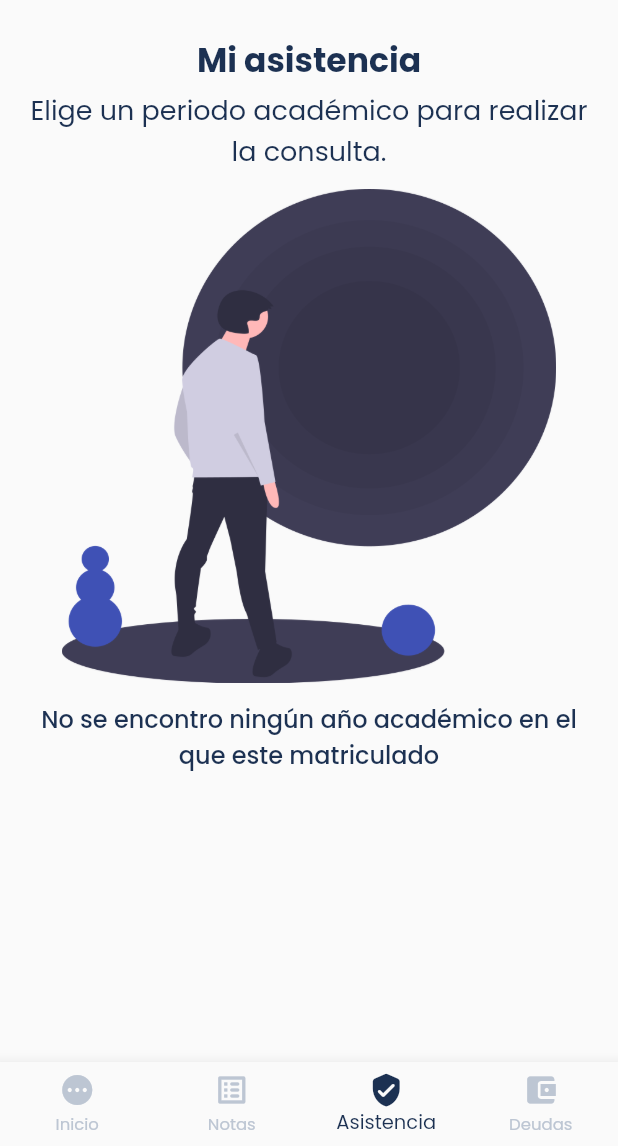
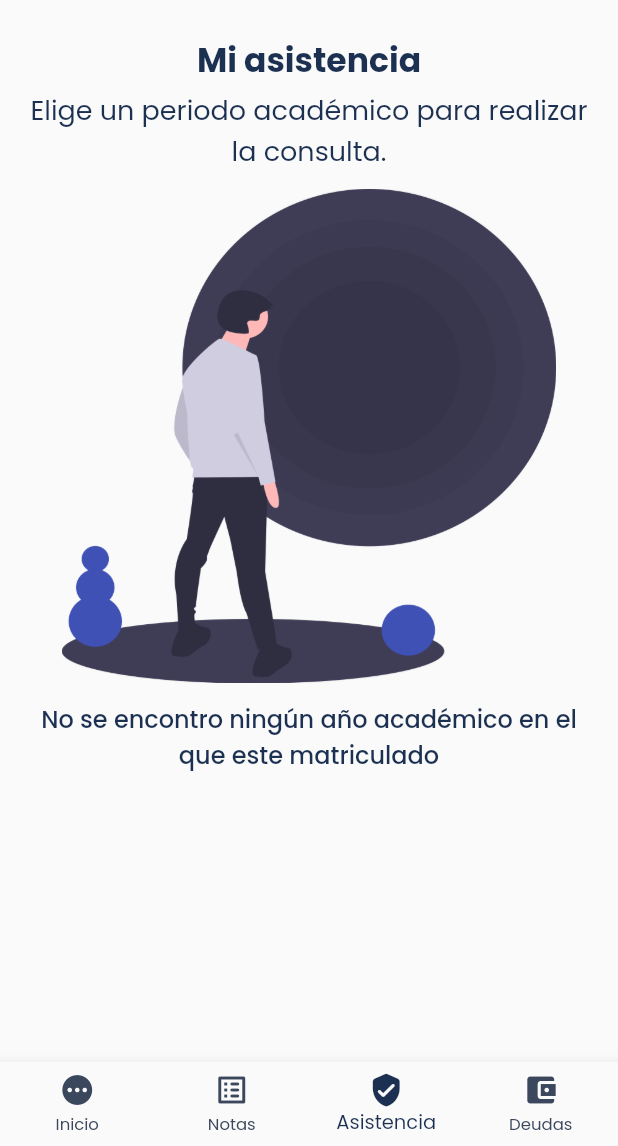
Before and after one commit to RevengeHunter/jhon_hopkins_edu, a Flutter app: the StudentMainPage screen opened directly with empty values, item 3 of the bottom bar chosen, on a phone screen of 412 x 824 dp, the part 90-1236 px from its top. Run offline on Flutter 3.47's test engine with Material 2 defaults, Android fonts, the phone set to English and light mode, and no system bars; our stand-ins replace font_awesome_flutter, google_fonts, google_sign_in, shared_preferences; accounts and stored records are empty; network calls fail.

Commit message:
style: Fonts, colors and icons

```diff
--- a/lib/presentation/UI/Modules/Student/Payment/student_payment_page.dart
+++ b/lib/presentation/UI/Modules/Student/Payment/student_payment_page.dart
@@ -201,8 +201,7 @@ class _StudentPaymentPageState extends State<StudentPaymentPage> {
                       textAlign: TextAlign.center,
                     ),
                     divider12,
-                    _academicYearListGlobal
-                        .getAcademicYearList.isNotEmpty
+                    _academicYearListGlobal.getAcademicYearList.isNotEmpty
                         ? Row(
                             mainAxisSize: MainAxisSize.min,
                             mainAxisAlignment: MainAxisAlignment.center,
@@ -250,7 +249,8 @@ class _StudentPaymentPageState extends State<StudentPaymentPage> {
                             message:
                                 "No se encontro ningún año académico en el que este matriculado",
                             alto: height,
-                            ancho: width),
+                            ancho: width,
+                          ),
                     divider20,
                     !_isLoading
                         ? responseWidget
--- a/lib/presentation/UI/Modules/Student/student_main_page.dart
+++ b/lib/presentation/UI/Modules/Student/student_main_page.dart
@@ -45,12 +45,8 @@ class _StudentMainPageState extends State<StudentMainPage> {
   int _currentPage = 0;
 
   reGoogleSignIn() async {
-    GoogleSignInAccount? _googleSignInAccount = await _googleSignIn.signIn();
-
-    if (_googleSignInAccount == null) return;
-
-    UserModel? userModel = await authenticationLoginService
-        .getExternalAuthenticate(_googleSignInAccount.email);
+    UserModel? userModel =
+        await authenticationLoginService.getExternalAuthenticate(_prefs.email);
 
     if (userModel == null) return;
     if (!userModel.roles.contains('Student')) return;
@@ -69,11 +65,11 @@ class _StudentMainPageState extends State<StudentMainPage> {
   void initState() {
     // TODO: implement initState
     super.initState();
-    // if (_googleSignIn.currentUser == null) {
-    //   reGoogleSignIn();
-    // } else {
+    if (_googleSignIn.currentUser == null) {
+      reGoogleSignIn();
+    } else {
       getGlobals();
-    //}
+    }
   }
 
   @override
@@ -106,7 +102,7 @@ class _StudentMainPageState extends State<StudentMainPage> {
             icon: Icon(
               Icons.pending,
               color:
-              _currentPage == 0 ? kBrandPrimaryColor : kBrandSecondaryColor,
+                  _currentPage == 0 ? kBrandPrimaryColor : kBrandSecondaryColor,
             ),
             label: "Inicio",
           ),
--- a/lib/presentation/UI/Shared/Constants/colors.dart
+++ b/lib/presentation/UI/Shared/Constants/colors.dart
@@ -3,8 +3,15 @@ import 'package:flutter/material.dart';
 
 const Color kBrandFontColor = Color(0xff000000);
 const Color kBrandPrimaryColor = Color(0xff1C3152);
-const Color kBrandSecondaryColor = Color(0xffBDC6D3);
+const Color kBrandSecondaryColor = Color(0xff3B475C);
+const Color kBrandTertiary = Color(0xffBDC6D3);
 
 Map<String, Color> statusColor = {
-  "Selected": Color(0xffF04770),
+  "Selected": Color(0xffee6083),
 };
+
+Map<String, Color> trafficLightColor = {
+  "Great": Color(0xff8ce374),
+  "Caution": Color(0xfff5ca7d),
+  "Fail": Color(0xfff36565),
+};
--- a/lib/presentation/UI/Shared/Constants/font.dart
+++ b/lib/presentation/UI/Shared/Constants/font.dart
@@ -34,3 +34,9 @@ const TextStyle paragraphTextStyle = TextStyle(
 const TextStyle chipTextStyle = TextStyle(
   fontSize: 18.0,
 );
+
+const TextStyle paragraphCardBoldTextStyle = TextStyle(
+  fontSize: 17.0,
+  fontWeight: FontWeight.w500,
+  color: kBrandPrimaryColor,
+);
--- a/pubspec.yaml
+++ b/pubspec.yaml
@@ -45,6 +45,7 @@ dependencies:
   provider: ^6.0.3
   intl: ^0.17.0
   flutter_svg: ^1.1.5
+  font_awesome_flutter: ^10.4.0
 
 dev_dependencies:
   flutter_test:
```
Also changed, not shown: lib/presentation/UI/Modules/Student/Attendance/AttendanceCardInformation/attendance_card_information_widget.dart (+15 -12 lines), lib/presentation/UI/Modules/Student/Attendance/student_attendance_page.dart (+45 -5 lines), lib/presentation/UI/Modules/Student/Payment/PaymentCardInformation/payment_card_information_widget.dart (+33 -18 lines), pubspec.lock.
